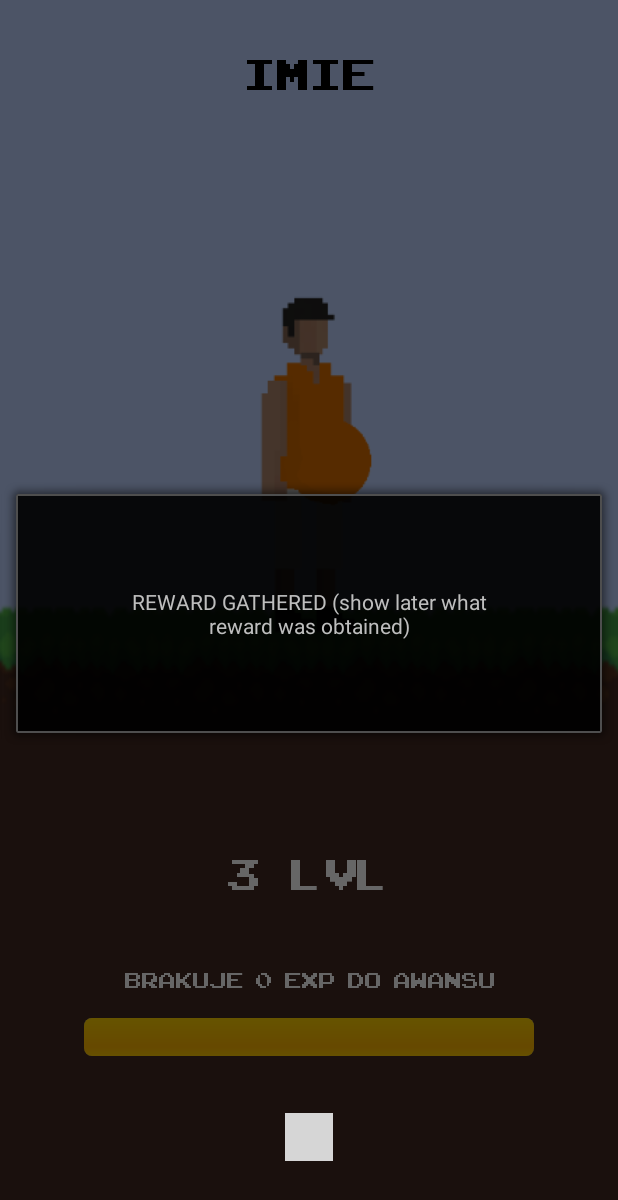
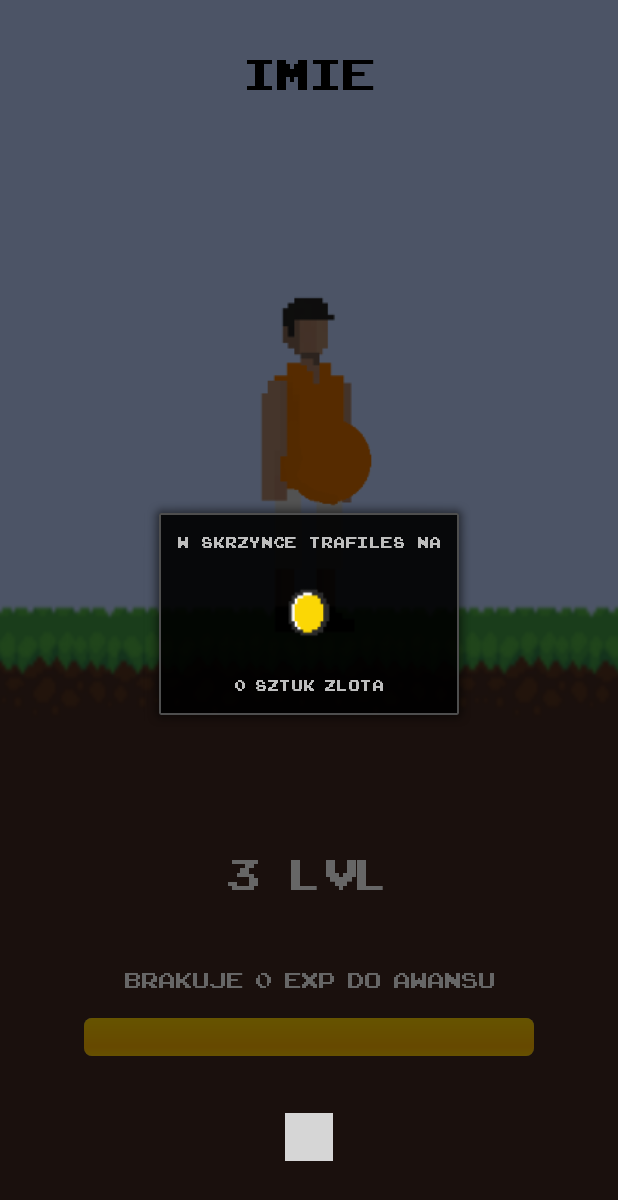
Before and after one commit to m-radzikowski/behealthy-mobile, an Android app: the fragment RewardDialog placed in its activity, on a phone screen of 412 x 824 dp. Shown: the top 1200 px of the screen. Run offline under Robolectric (Android 15) with nearby library versions, the phone set to English and light mode, and no system bars; our stand-ins replace EventBus; libraries missing offline, so code that uses them is left out: com.rd; plain views replace PageIndicatorView; 15 statements that could not run were skipped; grey boxes are pictures that could not be loaded.

Commit message:
prepared reward dialog, added proper fonts in dialogs, added proper font in list items, other minor ui improvments

```diff
--- a/app/src/main/java/com/sample/behealthy/dialogs/RewardDialog.java
+++ b/app/src/main/java/com/sample/behealthy/dialogs/RewardDialog.java
@@ -1,5 +1,6 @@
 package com.sample.behealthy.dialogs;
 
+import android.annotation.SuppressLint;
 import android.app.Dialog;
 import android.os.Bundle;
 import android.support.annotation.NonNull;
@@ -8,14 +9,25 @@ import android.view.LayoutInflater;
 import android.view.View;
 import android.view.ViewGroup;
 import android.view.Window;
+import android.widget.TextView;
 
 import com.sample.behealthy.R;
 
 public class RewardDialog extends DialogFragment {
 
+	public static final String GOLD_REWARD_KEY = "gold_reward";
+
+	@SuppressLint("DefaultLocale")
 	@Override
 	public View onCreateView(LayoutInflater inflater, ViewGroup container, Bundle savedInstanceState) {
-		return inflater.inflate(R.layout.dialog_reward, container, false);
+		View root = inflater.inflate(R.layout.dialog_reward, container, false);
+
+		int goldReward = savedInstanceState.getInt(GOLD_REWARD_KEY, -1);
+
+		TextView rewardTV = root.findViewById(R.id.gold_reward);
+		rewardTV.setText(String.format("%d   sztuk   zlota", goldReward));
+
+		return root;
 	}
 
 	@NonNull
--- a/app/src/main/java/com/sample/behealthy/fragments/ShopFragment.java
+++ b/app/src/main/java/com/sample/behealthy/fragments/ShopFragment.java
@@ -129,7 +129,13 @@ public class ShopFragment extends Fragment {
 	}
 
 	private void showRewardDialog() {
+		// TODO:
+		// display proper reward value
+		Bundle args = new Bundle();
+		args.putInt(RewardDialog.GOLD_REWARD_KEY, 5);
+
 		DialogFragment newFragment = new RewardDialog();
+		newFragment.setArguments(args);
 		newFragment.show(getFragmentManager(), REWARD_DIALOGTAG);
 
 		getFragmentManager().executePendingTransactions();
--- a/app/src/main/java/com/sample/behealthy/widgets/MobileArrayAdapter.java
+++ b/app/src/main/java/com/sample/behealthy/widgets/MobileArrayAdapter.java
@@ -20,7 +20,7 @@ public class MobileArrayAdapter extends ArrayAdapter<Coupon> {
 	private final List<Coupon> values;
 
 	public MobileArrayAdapter(Context context, List<Coupon> values) {
-		super(context, R.layout.list_item, values);
+		super(context, R.layout.list_coupon, values);
 		this.context = context;
 		this.values = values;
 	}
@@ -31,7 +31,7 @@ public class MobileArrayAdapter extends ArrayAdapter<Coupon> {
 		LayoutInflater inflater = (LayoutInflater) context
 			.getSystemService(Context.LAYOUT_INFLATER_SERVICE);
 
-		View rowView = inflater.inflate(R.layout.list_item, parent, false);
+		View rowView = inflater.inflate(R.layout.list_coupon, parent, false);
 		TextView textView = rowView.findViewById(R.id.firstLine);
 		TextView secondLine = rowView.findViewById(R.id.secondLine);
 		ImageView imageView = rowView.findViewById(R.id.icon);
--- a/app/src/main/res/layout/activity_login.xml
+++ b/app/src/main/res/layout/activity_login.xml
@@ -55,7 +55,7 @@
             android:backgroundTint="@color/colorPrimary"
             android:fontFamily="@font/arcadeclassic"
             android:text="Zaloguj    sie"
-            android:textColor="#FBD705"/>
+            android:textColor="#FBD705" />
 
     </LinearLayout>
 
--- a/app/src/main/res/layout/activity_main.xml
+++ b/app/src/main/res/layout/activity_main.xml
@@ -1,5 +1,4 @@
-<RelativeLayout
-    xmlns:android="http://schemas.android.com/apk/res/android"
+<RelativeLayout xmlns:android="http://schemas.android.com/apk/res/android"
     xmlns:app="http://schemas.android.com/apk/res-auto"
     xmlns:attrs="http://schemas.android.com/tools"
     android:layout_width="match_parent"
--- a/app/src/main/res/layout/dialog_progress.xml
+++ b/app/src/main/res/layout/dialog_progress.xml
@@ -13,7 +13,7 @@
         android:layout_height="wrap_content"
         android:layout_centerVertical="true"
         android:layout_marginRight="8dp"
-		android:indeterminate="true"/>
+        android:indeterminate="true" />
 
     <TextView
         android:id="@android:id/text1"
@@ -23,5 +23,6 @@
         android:layout_centerVertical="true"
         android:layout_marginLeft="8dp"
         android:layout_toRightOf="@android:id/progress"
-		android:textColor="?android:attr/textColorSecondary"/>
+        android:fontFamily="@font/arcadeclassic"
+        android:textColor="?android:attr/textColorSecondary" />
 </RelativeLayout>
--- a/app/src/main/res/layout/dialog_reward.xml
+++ b/app/src/main/res/layout/dialog_reward.xml
@@ -1,14 +1,33 @@
 <?xml version="1.0" encoding="utf-8"?>
-<RelativeLayout
-    xmlns:android="http://schemas.android.com/apk/res/android" android:layout_width="match_parent"
-    android:layout_height="match_parent">
+<LinearLayout xmlns:android="http://schemas.android.com/apk/res/android"
+    android:layout_width="match_parent"
+    android:layout_height="match_parent"
+    android:orientation="vertical">
 
     <TextView
-        android:id="@+id/text"
         android:layout_width="wrap_content"
         android:layout_height="wrap_content"
-        android:padding="60dp"
-        android:textAlignment="center"
-        android:text="REWARD GATHERED (show later what reward was obtained)" />
+        android:layout_gravity="center"
+        android:fontFamily="@font/arcadeclassic"
+        android:padding="10dp"
+        android:text="w    skrzynce    trafiles    na"
+        android:textAlignment="center" />
 
-</RelativeLayout >
+    <ImageView
+        android:layout_width="60dp"
+        android:layout_height="60dp"
+        android:padding="10dp"
+        android:layout_gravity="center"
+        android:src="@drawable/coin" />
+
+    <TextView
+        android:id="@+id/gold_reward"
+        android:layout_width="wrap_content"
+        android:layout_height="wrap_content"
+        android:layout_gravity="center"
+        android:fontFamily="@font/arcadeclassic"
+        android:padding="10dp"
+        android:text="x   sztuk   zlota"
+        android:textAlignment="center" />
+
+</LinearLayout>
--- a/app/src/main/res/layout/fragment_hero.xml
+++ b/app/src/main/res/layout/fragment_hero.xml
@@ -8,11 +8,11 @@
         android:id="@+id/name"
         android:layout_width="match_parent"
         android:layout_height="wrap_content"
-        android:textAlignment="center"
         android:layout_marginTop="20dp"
         android:fontFamily="@font/arcadeclassic"
         android:padding="10dp"
         android:text="Imie"
+        android:textAlignment="center"
         android:textColor="#000"
         android:textSize="40sp" />
 
@@ -28,12 +28,12 @@
         android:id="@+id/level_title"
         android:layout_width="match_parent"
         android:layout_height="wrap_content"
-        android:textAlignment="center"
         android:layout_gravity="bottom|center_horizontal"
         android:layout_marginBottom="210dp"
         android:fontFamily="@font/arcadeclassic"
         android:padding="10dp"
         android:text="3    lvl"
+        android:textAlignment="center"
         android:textColor="#fff"
         android:textSize="40sp" />
 
@@ -56,8 +56,8 @@
         android:layout_width="300dp"
         android:layout_height="25dp"
         android:layout_gravity="bottom|center_horizontal"
-        android:progress="0"
-        android:layout_marginBottom="120dp"/>
+        android:layout_marginBottom="120dp"
+        android:progress="0" />
 
 
 </FrameLayout>
--- a/app/src/main/res/layout/list_quest.xml
+++ b/app/src/main/res/layout/list_quest.xml
@@ -8,10 +8,10 @@
         android:id="@+id/firstLine"
         android:layout_width="fill_parent"
         android:layout_height="wrap_content"
-        android:layout_marginTop="10dp"
         android:layout_alignParentRight="true"
         android:layout_alignParentTop="true"
         android:layout_alignWithParentIfMissing="true"
+        android:layout_marginTop="10dp"
         android:fontFamily="@font/arcadeclassic"
         android:gravity="center_vertical"
         android:text="Example application"
```
Also changed, not shown: app/src/main/res/layout/dialog_shop.xml (+8 -8 lines), app/src/main/res/layout/fragment_quests.xml (+5 -5 lines), app/src/main/res/layout/fragment_shop.xml (+5 -5 lines), app/src/main/res/layout/list_coupon.xml (added, +42 -0 lines), app/src/main/res/layout/list_item.xml (deleted, +0 -40 lines), app/src/main/res/values/strings.xml (+1 -13 lines). Lines whose indentation alone changed are shown as unchanged.
